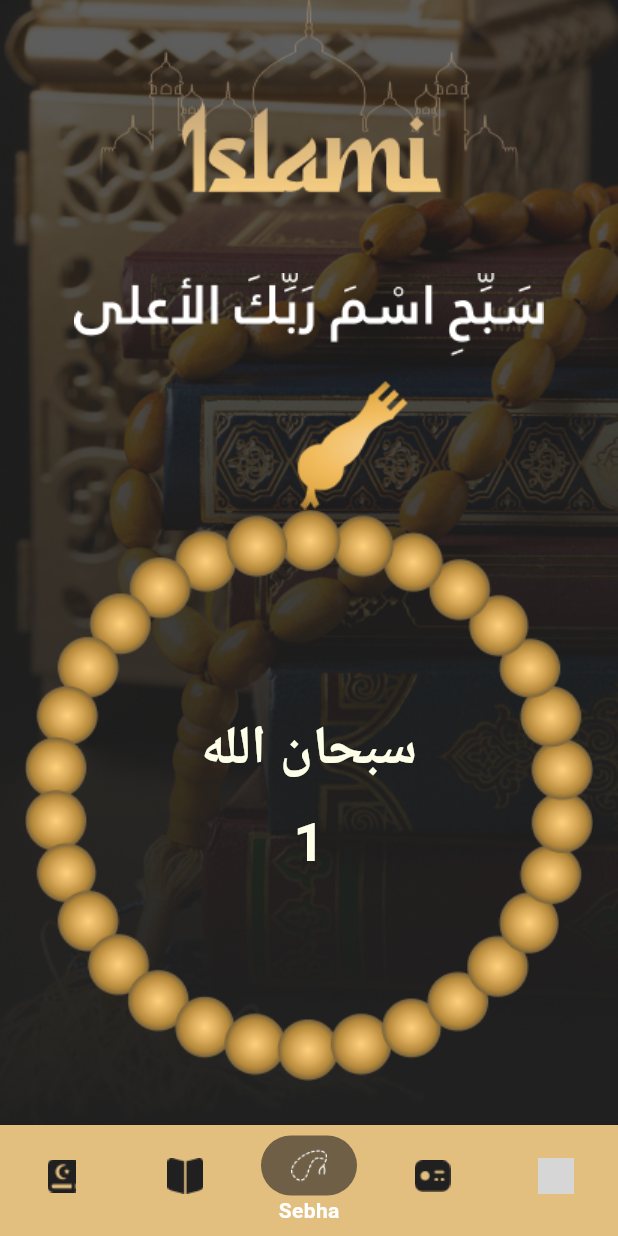
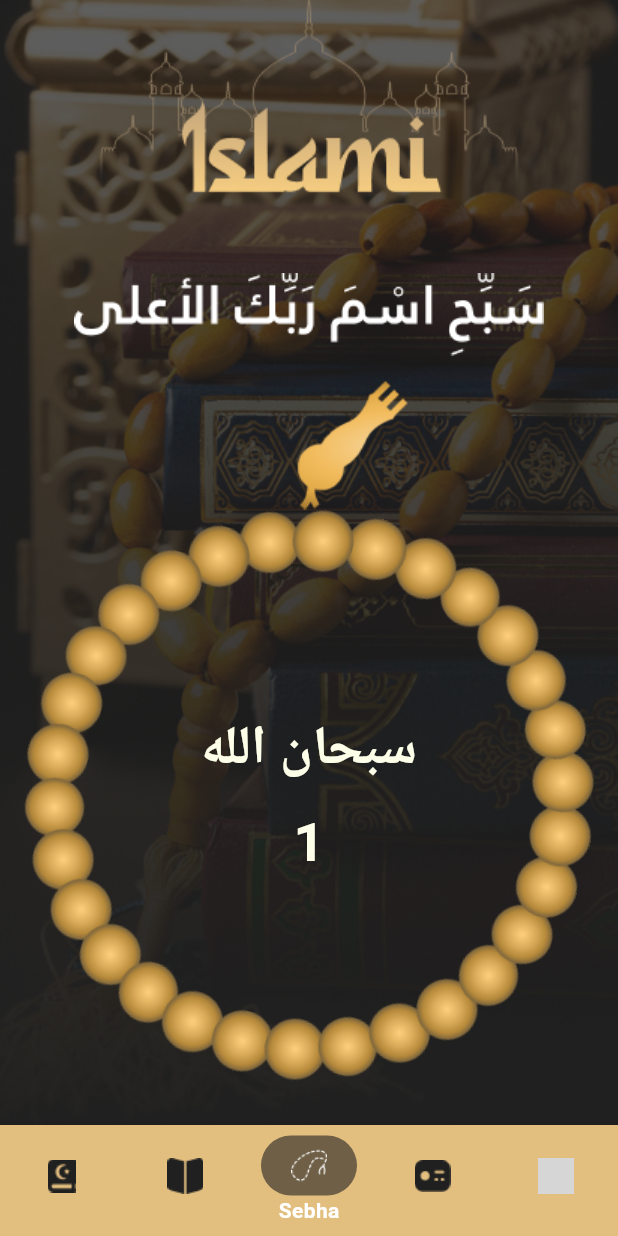
Before and after one commit to areejemad33/Islami_app, a Flutter app: the HomeScreen screen opened by its route, item 3 of the bottom bar chosen, after a tap on "سبحان الله", on a phone screen of 412 x 824 dp. Run offline on Flutter 3.47's test engine with Material 3 defaults, Android fonts, the phone set to English and light mode, and no system bars; our stand-ins replace carousel_slider, shared_preferences, smooth_page_indicator; accounts and stored records are empty; grey boxes are pictures that could not be loaded.

Commit message:
update sebha

```diff
--- a/lib/features/home/tabs/sebha_tab/sebha_tab.dart
+++ b/lib/features/home/tabs/sebha_tab/sebha_tab.dart
@@ -1,3 +1,5 @@
+import 'dart:math';
+
 import 'package:flutter/material.dart';
 import 'package:islami_app/core/assets_manager.dart';
 import 'package:islami_app/core/colors_manager.dart';
@@ -10,55 +12,96 @@ class SebhaTab extends StatefulWidget {
 }
 
 class _SebhaTabState extends State<SebhaTab> {
+
   int counter = 0;
+  int currentZekrIndex = 0;
+  double angle = 0;
+
+  List<String> azkar = [
+    "سبحان الله",
+    "الحمدلله",
+    "الله أكبر",
+  ];
 
   void incrementCounter() {
     setState(() {
+
       counter++;
+      angle += pi / 12;
+
+      if (counter == 33) {
+        counter = 0;
+
+        currentZekrIndex++;
+
+        if (currentZekrIndex == azkar.length) {
+          currentZekrIndex = 0;
+        }
+      }
+
     });
   }
 
 
   @override
   Widget build(BuildContext context) {
+
     final double screenHeight = MediaQuery.sizeOf(context).height;
 
     return Container(
-            decoration: BoxDecoration(image: DecorationImage(image: AssetImage(ImageAssets.sebhaBackground), fit: BoxFit.cover)),
+      decoration: BoxDecoration(
+        image: DecorationImage(
+          image: AssetImage(ImageAssets.sebhaBackground),
+          fit: BoxFit.cover,
+        ),
+      ),
       child: Center(
         child: Column(
           children: [
 
             Image.asset(ImageAssets.islamiLogo),
-              SizedBox(height: screenHeight * .05,),
+
+            SizedBox(height: screenHeight * .05),
+
             Image.asset(ImageAssets.sebhaAya),
-                SizedBox(height: screenHeight * .02,),
+
+            SizedBox(height: screenHeight * .02),
+
             Image.asset(ImageAssets.sebhaHead),
+
             GestureDetector(
               onTap: incrementCounter,
               child: Stack(
                 alignment: Alignment.center,
                 children: [
-      Image.asset(ImageAssets.sebhaBody),
+
+                  Transform.rotate(
+                    angle: angle,
+                    child: Image.asset(
+                      ImageAssets.sebhaBody,
+                    ),
+                  ),
 
                   Column(
                     mainAxisSize: MainAxisSize.min,
                     children: [
+
                       Text(
-            "سبحان الله",
+                        azkar[currentZekrIndex],
                         style: TextStyle(
                           fontSize: 36,
                           fontWeight: FontWeight.bold,
-              color: ColorsManager.ofwhite
-
+                          color: ColorsManager.ofwhite,
                         ),
                       ),
+
                       const SizedBox(height: 10),
+
                       Text(
                         "$counter",
                         style: TextStyle(
                           fontSize: 36,
-              color: ColorsManager.ofwhite
+                          color: ColorsManager.ofwhite,
                         ),
                       ),
                     ],
@@ -67,11 +110,9 @@ class _SebhaTabState extends State<SebhaTab> {
               ),
             )
 
-
           ],
         ),
       ),
-
     );
   }
 }
```
Lines whose indentation alone changed are shown as unchanged.
